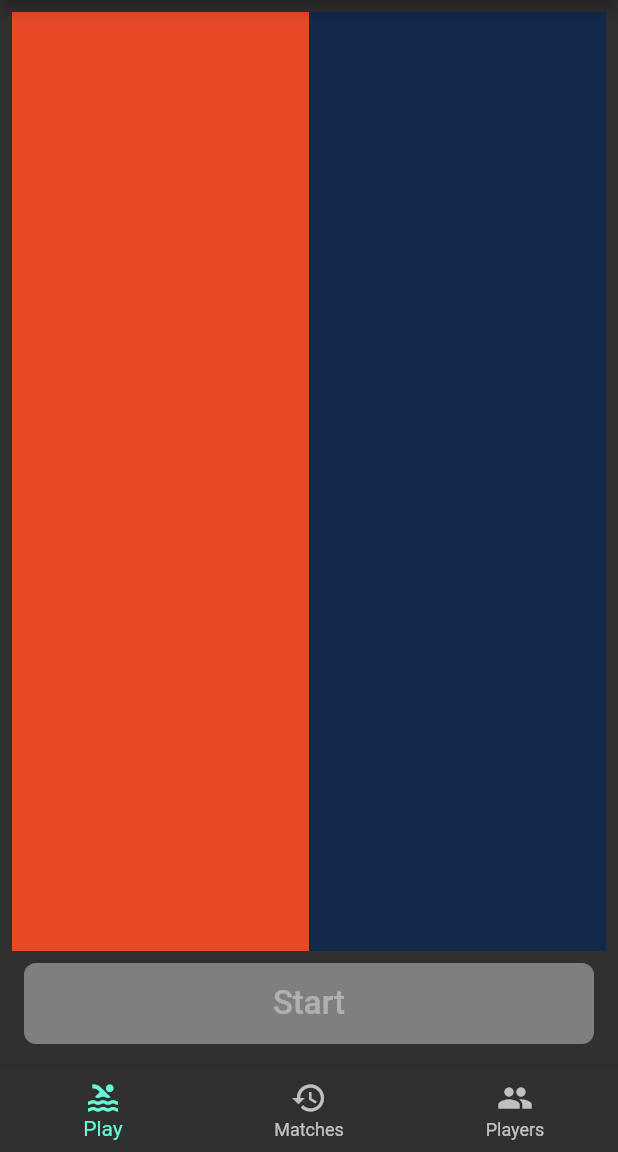
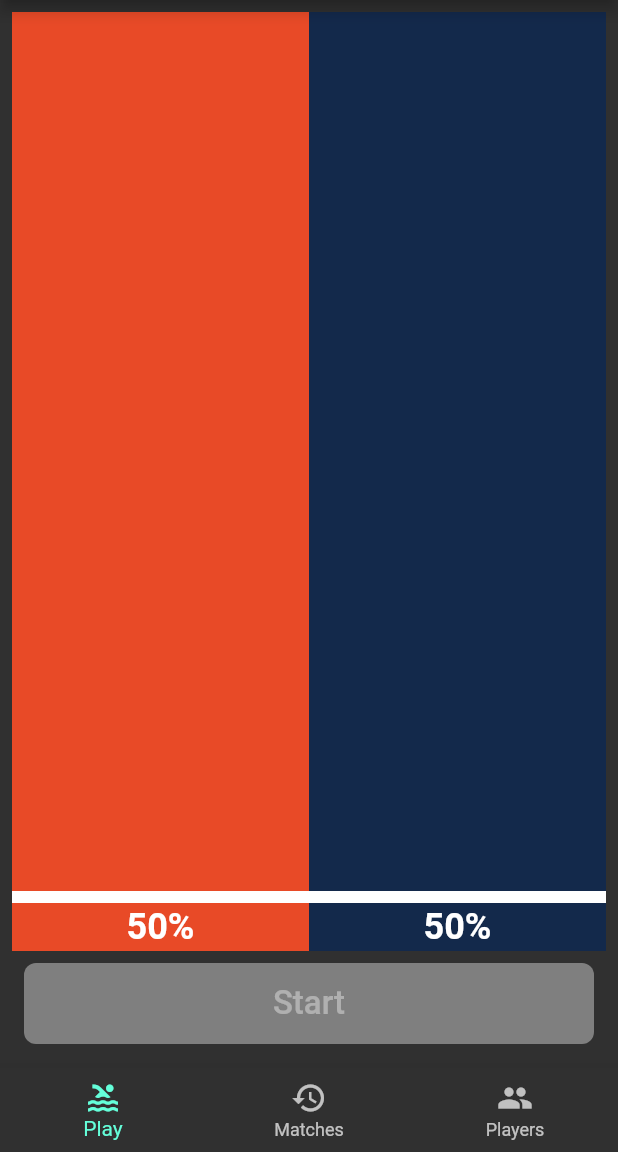
Before and after one commit to Chaldron/spdpool, a Flutter app: the screen it shows after launch, on a phone screen of 412 x 824 dp, the part 84-1236 px from its top. Run offline on Flutter 3.47's test engine with Material 2 defaults, Android fonts, the phone set to English and light mode, and no system bars; our stand-ins replace async_redux, auto_size_text, cloud_firestore, copy_with_extension; accounts and stored records are empty; generated files the repository leaves out were written again; statements that could not run were skipped.

```diff
--- a/lib/constants.dart
+++ b/lib/constants.dart
@@ -1,7 +1,4 @@
-// -- Firebase
 import 'dart:ui';
-
-const FIREBASE_PLAYERS_COLLECTION = 'players';
 
 // -- Colors
 const ILLINOIS_GREY = Color(0xFF5E6669);
--- a/lib/main.dart
+++ b/lib/main.dart
@@ -1,5 +1,6 @@
 import 'package:flutter/material.dart';
 import 'package:async_redux/async_redux.dart';
+import 'package:spd_pool/matches.dart';
 
 import 'package:spd_pool/play.dart';
 import 'package:spd_pool/players.dart';
@@ -12,14 +13,14 @@ Store<AppState> store;
 void main() {
   // Initialize the redux store.
   store = Store<AppState>(initialState: const AppState());
-  // Start the ap.
+  // Start the app.
   runApp(App());
 }
 
 /// Represents a single navigation page for our tabbed bottom-bar layout.
 /// Contains a title, icon, and associated widget.
 @immutable
-class NavigationPage {
+class _NavigationPage {
   /// The title of this page.
   final String title;
 
@@ -29,7 +30,7 @@ class NavigationPage {
   /// The actual contents of this page.
   final Widget body;
 
-  const NavigationPage({this.title, this.icon, this.body});
+  const _NavigationPage({this.title, this.icon, this.body});
 }
 
 /// Represents the state of the main app body.
@@ -40,10 +41,10 @@ class _HomeState extends State<Home> {
   final String title;
 
   /// Child navigation pages
-  final List<NavigationPage> children;
+  final List<_NavigationPage> children;
 
   /// The currently selected page.
-  int _currentPageIndex = 0;
+  int currentPageIndex = 0;
 
   _HomeState({this.children, this.title});
 
@@ -55,30 +56,28 @@ class _HomeState extends State<Home> {
       ),
       body: Container(
           padding: const EdgeInsets.all(8.0),
-          // Show the currently selected child
-          child: children[_currentPageIndex].body),
+          child: children[currentPageIndex].body),
       bottomNavigationBar: BottomNavigationBar(
-          currentIndex: _currentPageIndex,
-          // Update the current index on tap
-          onTap: (int index) => setState(() => _currentPageIndex = index),
-          // Show icons for each of the children
-          items: children.map((child) {
-            final bottomNavigationBarItem =
-                BottomNavigationBarItem(label: child.title, icon: child.icon);
-            return bottomNavigationBarItem;
-          }).toList()),
+        currentIndex: currentPageIndex,
+        // Update the current index on tap
+        onTap: (int index) => setState(() => currentPageIndex = index),
+        items: children
+            .map((child) =>
+                BottomNavigationBarItem(label: child.title, icon: child.icon))
+            .toList(),
+      ),
     );
   }
 }
 
 /// A main app body widget.
-/// Retains a set of children pages (widgets)
+/// Retains a set of children navigation pages.
 class Home extends StatefulWidget {
   /// Title of the main app body
   final String title;
 
   /// Child navigation pages
-  final List<NavigationPage> children;
+  final List<_NavigationPage> children;
 
   const Home({Key key, this.title, this.children}) : super(key: key);
 
@@ -116,19 +115,19 @@ class App extends StatelessWidget {
               title: APP_TITLE,
               children: [
                 // New match screen
-                NavigationPage(
+                _NavigationPage(
                   title: 'Play',
                   icon: const Icon(Icons.pool),
                   body: PlayDisplay(),
                 ),
                 // Match history
-                NavigationPage(
+                _NavigationPage(
                   title: 'Matches',
                   icon: const Icon(Icons.history),
-                  body: PlayersDisplay(),
+                  body: MatchesDisplay(),
                 ),
                 // Players
-                NavigationPage(
+                _NavigationPage(
                   title: 'Players',
                   icon: const Icon(Icons.people),
                   body: PlayersDisplay(),
--- a/lib/play.dart
+++ b/lib/play.dart
@@ -1,8 +1,10 @@
 import 'package:async_redux/async_redux.dart';
+import 'package:auto_size_text/auto_size_text.dart';
 import 'package:flutter/material.dart';
 import 'package:spd_pool/constants.dart';
 import 'package:spd_pool/state/actions.dart';
 import 'package:spd_pool/state/state.dart';
+import 'package:spd_pool/utils/elo.dart';
 
 import 'main.dart';
 
@@ -27,56 +29,78 @@ class _PlayerCard extends StatelessWidget {
   Widget build(BuildContext context) {
     // Use a grey text color when this player cannot be selected
     final textColor = onTap != null ? Colors.white : Colors.grey;
+
     // Show all attributes on large screens, and only name on small ones
     // This should be updated at some point to be less hacky
     final queryData = MediaQuery.of(context);
     final largeScreen = queryData.size.width > 800;
-    // The list of attributes
-    final attributes = [
-      // Relative rank
-      largeScreen
-          ? Text(
+
+    // The list of attributes to display
+    var attributes = [
+      // Player name
+      Expanded(
+        flex: 4,
+        child: AutoSizeText(
+          player.name,
+          style: TextStyle(fontSize: 30.0, color: textColor),
+          textAlign: TextAlign.center,
+          maxLines: 1,
+          minFontSize: 15,
+          maxFontSize: 30,
+          overflow: TextOverflow.ellipsis,
+        ),
+      ),
+    ];
+
+    // Add relative/actual rank if the screen is big enough
+    if (largeScreen) {
+      attributes = [
+        // Relative ranking
+        Expanded(
+          flex: 2,
+          child: AutoSizeText(
             relativeRank.toString(),
             style: TextStyle(fontSize: 30.0, color: textColor),
+            textAlign: TextAlign.left,
+            maxLines: 1,
+            minFontSize: 15,
+            maxFontSize: 30,
+          ),
+        ),
+        ...attributes,
+        // Actual ranking
+        Expanded(
+          flex: 2,
+          child: AutoSizeText(
+            player.rating.toInt().toString(),
+            style: TextStyle(fontSize: 30.0, color: textColor),
+            textAlign: TextAlign.right,
+            maxLines: 1,
+            minFontSize: 15,
+            maxFontSize: 30,
+          ),
         )
-          : const Spacer(),
-      // Player name
-      Text(
-        player.name,
-        style: TextStyle(fontSize: 30.0, color: textColor),
-      ),
-      // Actual rank
-      largeScreen
-          ? Text(
-              player.ranking.toInt().toString(),
-              style: TextStyle(fontSize: 30.0, color: textColor),
-            )
-          : const Spacer()
       ];
+    }
 
     return Container(
-      height: 85,
+      constraints: const BoxConstraints(minHeight: 100),
       child: Padding(
         padding: const EdgeInsets.all(4.0),
         child: Card(
-          // Grey card
           color: ILLINOIS_GREY,
           shape: RoundedRectangleBorder(
-            // White border when this player is selected
+            // Show white border when player is selected
             side: isSelected
                 ? const BorderSide(color: Colors.white, width: 6.00)
                 : BorderSide.none,
             borderRadius: BorderRadius.circular(8.0),
           ),
-          // Wrap in material to use InkWell effects
           child: Material(
-            // Don't show any color overlays
             type: MaterialType.transparency,
             child: InkWell(
-              // Pass onTap functionality from state
               onTap: onTap,
               child: Padding(
-                // Pad text within the card
                 padding: const EdgeInsets.all(16.0),
                 child: Row(
                   mainAxisAlignment: MainAxisAlignment.spaceBetween,
@@ -150,9 +174,19 @@ class _PlayersListDisplayState extends State<_PlayersListDisplay> {
     final Function onStartPressed =
         selectedIndexLeft >= 0 && selectedIndexRight >= 0
             ? () {
-                store.dispatch(AddMatchAction());
+                store.dispatch(AddMatchAction(
+                  player1: players[selectedIndexLeft],
+                  player2: players[selectedIndexRight],
+                  winner: MatchWinner.Player1,
+                ));
               }
             : null;
+
+    /// Compute the win chance for both of the selected players so we can show the bars
+    final leftWinChance = selectedIndexLeft >= 0 && selectedIndexRight >= 0
+        ? winChanceForPlayer(
+            players[selectedIndexLeft], players[selectedIndexRight])
+        : 0.5;
 
     return Scaffold(
       body: Column(
@@ -160,7 +194,6 @@ class _PlayersListDisplayState extends State<_PlayersListDisplay> {
         crossAxisAlignment: CrossAxisAlignment.stretch,
         children: <Widget>[
           Expanded(
-            // The row of list views
             child: Row(
               mainAxisAlignment: MainAxisAlignment.spaceBetween,
               crossAxisAlignment: CrossAxisAlignment.stretch,
@@ -188,6 +221,59 @@ class _PlayersListDisplayState extends State<_PlayersListDisplay> {
               ],
             ),
           ),
+          // Chance bar separator
+          Container(
+            height: 40,
+            decoration: const BoxDecoration(
+              border: Border(
+                top: BorderSide(width: 8, color: Colors.white),
+              ),
+            ),
+            // Chance bars
+            child: Row(
+              children: [
+                // Left
+                Expanded(
+                  flex: (leftWinChance * 100).toInt(),
+                  child: Stack(
+                    children: [
+                      Container(color: ILLINOIS_ORANGE),
+                      Align(
+                        alignment: Alignment.center,
+                        child: Text(
+                          '${(100 * leftWinChance).toStringAsFixed(0)}%',
+                          style: const TextStyle(
+                            fontSize: 24.0,
+                            fontWeight: FontWeight.bold,
+                          ),
+                        ),
+                      ),
+                    ],
+                  ),
+                ),
+                // Right
+                Expanded(
+                  flex: (100 - 100 * leftWinChance).toInt(),
+                  child: Stack(
+                    children: [
+                      Container(color: ILLINOIS_BLUE),
+                      Align(
+                        alignment: Alignment.center,
+                        child: Text(
+                          '${(100 * (1 - leftWinChance)).toStringAsFixed(0)}%',
+                          textAlign: TextAlign.right,
+                          style: const TextStyle(
+                            fontSize: 24.0,
+                            fontWeight: FontWeight.bold,
+                          ),
+                        ),
+                      ),
+                    ],
+                  ),
+                ),
+              ],
+            ),
+          ),
           // Start button
           Container(
             height: 70,
@@ -201,7 +287,8 @@ class _PlayersListDisplayState extends State<_PlayersListDisplay> {
                 'Start',
                 style: TextStyle(fontSize: 22.0),
               ),
-              )),
+            ),
+          ),
         ],
       ),
     );
--- a/lib/state/actions.dart
+++ b/lib/state/actions.dart
@@ -1,10 +1,9 @@
 import 'dart:async';
-import 'dart:convert';
-import 'dart:math';
 
 import 'package:async_redux/async_redux.dart';
 import 'package:cloud_firestore/cloud_firestore.dart';
 import 'package:spd_pool/state/state.dart';
+import 'package:spd_pool/utils/elo.dart';
 
 const String _PLAYERS_COLLECTION = 'players';
 const String _MATCHES_COLLECTION = 'matches';
@@ -57,65 +56,77 @@ class SetPlayersAction extends ReduxAction<AppState> {
 class ComputePlayerRankingsAction extends ReduxAction<AppState> {
   @override
   AppState reduce() {
-    var playerMap = Map<String, double>();
-    for (Player p in store.state.playerState.players) {
-      playerMap.putIfAbsent(p.name, () => p.ranking);
+    // Initialize a map of ratings to the starting rating.
+    final playerMap = <String, double>{};
+    for (final p in store.state.playerState.players) {
+      playerMap.putIfAbsent(p.name, () => ELO_STARTING_RATING);
     }
-    for (final Match m in store.state.matchesState.matches) {
-      double rating1 = playerMap[m.player1.name];
-      double rating2 = playerMap[m.player2.name];
 
-      double P1 = (1.0 / (1.0 + pow(10, ((rating1 - rating2) / 400))));
-      double P2 = (1.0 / (1.0 + pow(10, ((rating2 - rating1) / 400))));
+    // Initialize the list of updated matches (with proper player pointers)
+    final matches = <Match>[];
 
-      double p1score = m.winner == MatchWinner.Player1 ? 1 : 0;
-      double p2score = m.winner == MatchWinner.Player2 ? 1 : 0;
+    for (final m in store.state.matchesState.matches) {
+      // Get existing ratings.
+      final ratingP1 = playerMap[m.player1.name];
+      final ratingP2 = playerMap[m.player2.name];
 
-      double k = 10;
-      rating1 = rating1 + k * (p1score - P1);
-      rating2 = rating2 + k * (p2score - P2);
+      // Compute new ratings from this match
+      final newRatings = computeNewPlayerRankings(
+        playerMap[m.player1.name],
+        playerMap[m.player2.name],
+        m.winner == MatchWinner.Player1,
+      );
 
-      playerMap[m.player1.name] = rating1;
-      playerMap[m.player2.name] = rating2;
+      // Insert new rating back into the map.
+      playerMap[m.player1.name] = newRatings[0];
+      playerMap[m.player2.name] = newRatings[1];
+
+      // Append a new match to the list with two players and their rating *after* the match.
+      matches.add(
+        Match(
+          player1: Player(name: m.player1.name, rating: ratingP1),
+          player2: Player(name: m.player2.name, rating: ratingP2),
+          winner: m.winner,
+          timestamp: m.timestamp,
+          eloDelta1: newRatings[0] - ratingP1,
+          eloDelta2: newRatings[1] - ratingP2,
+        ),
+      );
     }
-    List<Player> rankedPlayers = playerMap.entries
-        .map((entry) => Player(name: entry.key, ranking: entry.value))
+
+    // Create the final list of ranked players, and sort them
+    final rankedPlayers = playerMap.entries
+        .map((entry) => Player(name: entry.key, rating: entry.value))
         .toList();
-    rankedPlayers.sort((p1, p2) => p2.ranking.compareTo(p1.ranking));
+    rankedPlayers.sort((p1, p2) => p2.rating.compareTo(p1.rating));
+
     return state.copyWith(
       playerState: state.playerState.copyWith(
         players: rankedPlayers,
       ),
+      matchesState: state.matchesState.copyWith(
+        matches: matches,
+      ),
     );
-    /*final rankedPlayers = List.from(state.playerState.players)
-        .map<Player>((player) => Player(
-            name: player.name, ranking: Random().nextInt(3000).toDouble()))
-        .toList();
-    rankedPlayers.sort((p1, p2) => p2.ranking.compareTo(p1.ranking));
-    return state.copyWith(
-      playerState: state.playerState.copyWith(
-        players: rankedPlayers,
-      ),
-    );*/
-    return null;
   }
 }
 
 // -- Match Actions
 class AddMatchAction extends ReduxAction<AppState> {
+  final Player player1, player2;
+  final MatchWinner winner;
+
+  AddMatchAction({this.player1, this.player2, this.winner});
+
   @override
   AppState reduce() {
-    int i1 = Random().nextInt(store.state.playerState.players.length);
-    int i2 = Random().nextInt(store.state.playerState.players.length);
-    while (i2 == i1)
-      i2 = Random().nextInt(store.state.playerState.players.length);
-    Player p1 = store.state.playerState.players[i1];
-    Player p2 = store.state.playerState.players[i2];
-    final match = Match(player1: p1, player2: p2, winner: MatchWinner.Player1);
-    Firestore.instance
-        .collection(_MATCHES_COLLECTION)
-        .add(json.decode(json.encode(match)));
-    print("added match");
+    final match = Match(
+        player1: player1,
+        player2: player2,
+        winner: winner,
+        timestamp: DateTime.now().toUtc());
+    Firestore.instance.collection(_MATCHES_COLLECTION).add(match.toJson());
+    print('added match');
     return null;
   }
 }
@@ -126,10 +137,16 @@ class SetMatchesAction extends ReduxAction<AppState> {
   SetMatchesAction({this.matches});
   @override
   AppState reduce() {
+    print('setting matches ' + matches.length.toString());
     matches.sort((m1, m2) => m1.timestamp.compareTo(m2.timestamp));
     return store.state.copyWith(
       matchesState: store.state.matchesState.copyWith(matches: matches),
     );
+  }
+
+  @override
+  void after() {
+    store.dispatch(ComputePlayerRankingsAction());
   }
 }
 
@@ -153,7 +170,6 @@ class RequestSubscriptionsAction extends ReduxAction<AppState> {
           .toList();
       // Set our list of players and computer rankings
       store.dispatch(SetPlayersAction(players: players));
-      store.dispatch(ComputePlayerRankingsAction());
     });
     // Create the matches subscription
     _matchesSubscription = Firestore.instance
@@ -164,7 +180,6 @@ class RequestSubscriptionsAction extends ReduxAction<AppState> {
           .map((document) => Match.fromJson(document.data))
           .toList();
       store.dispatch(SetMatchesAction(matches: matches));
-      store.dispatch(ComputePlayerRankingsAction());
     });
 
     return null;
@@ -176,6 +191,7 @@ class CancelSubscriptionsAction extends ReduxAction<AppState> {
   @override
   AppState reduce() {
     RequestSubscriptionsAction._playersSubscription?.cancel();
+    RequestSubscriptionsAction._matchesSubscription?.cancel();
     return null;
   }
 }
--- a/lib/state/state.dart
+++ b/lib/state/state.dart
@@ -1,8 +1,10 @@
 import 'dart:async';
 
+import 'package:cloud_firestore/cloud_firestore.dart';
 import 'package:copy_with_extension/copy_with_extension.dart';
 import 'package:flutter/foundation.dart';
 import 'package:json_annotation/json_annotation.dart';
+import 'package:spd_pool/utils/elo.dart';
 
 part 'state.g.dart';
 
@@ -44,16 +46,16 @@ class AppState {
 
 /// A representation of a single player.
 @immutable
-@JsonSerializable(nullable: false)
+@JsonSerializable(nullable: false, explicitToJson: true)
 class Player {
   /// The name of this player.
   final String name;
 
   /// The elo ranking of this player.
   @JsonKey(ignore: true)
-  final double ranking;
+  final double rating;
 
-  const Player({this.name, this.ranking = 800});
+  const Player({this.name, this.rating = ELO_STARTING_RATING});
 
   Map<String, dynamic> toJson() => _$PlayerToJson(this);
   factory Player.fromJson(Map<String, dynamic> json) => _$PlayerFromJson(json);
@@ -63,8 +65,7 @@ class Player {
 enum MatchWinner { Player1, Player2 }
 
 /// A representation of a single match.
-@immutable
-@JsonSerializable(nullable: false)
+@JsonSerializable(nullable: false, explicitToJson: true)
 class Match {
   /// The first player in this match.
   final Player player1;
@@ -75,17 +76,30 @@ class Match {
   /// The winner of this match.
   final MatchWinner winner;
 
+  /// The elo deltas for player 1.
+  @JsonKey(ignore: true)
+  final double eloDelta1;
+
+  /// The elo deltas for player 2.
+  @JsonKey(ignore: true)
+  final double eloDelta2;
+
   // The timestamp of this map.
-  DateTime timestamp;
+  @JsonKey(fromJson: _firebaseDateDeserializer, toJson: _firebaseDateSerializer)
+  final DateTime timestamp;
 
-  Match({
-    this.player1,
-    this.player2,
-    this.winner,
-  }) {
-    timestamp = DateTime.now().toUtc();
-  }
+  const Match(
+      {this.player1,
+      this.player2,
+      this.winner,
+      this.timestamp,
+      this.eloDelta1,
+      this.eloDelta2});
 
   Map<String, dynamic> toJson() => _$MatchToJson(this);
   factory Match.fromJson(Map<String, dynamic> json) => _$MatchFromJson(json);
+
+  static DateTime _firebaseDateDeserializer(Timestamp date) => date.toDate();
+  static Timestamp _firebaseDateSerializer(DateTime date) =>
+      Timestamp.fromDate(date);
 }
--- a/pubspec.yaml
+++ b/pubspec.yaml
@@ -25,7 +25,7 @@ dependencies:
         sdk: flutter
 
     async_redux: ^6.0.3
-    # flutter_redux: ^0.6.0
+    auto_size_text: ^2.1.0
     cloud_firestore: ^0.13.7
     json_annotation: ^3.0.0
     copy_with_extension: ^1.4.0
```
Also changed, not shown: lib/matches.dart (+127 -0 lines), lib/players.dart (+48 -16 lines), lib/state/state.g.dart, pubspec.lock. Lines whose indentation alone changed are shown as unchanged.
